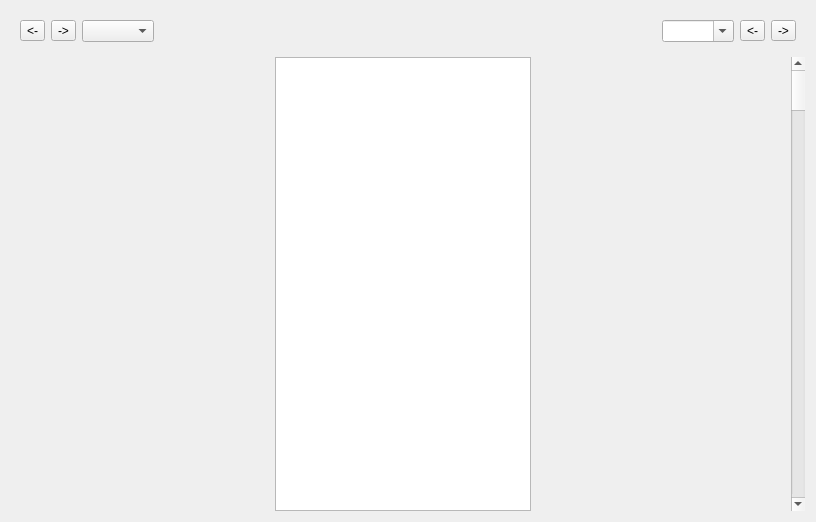
jacquetc/skribisto, file src/plume/gui/writingzone/writing_zone.ui: the form before one commit.
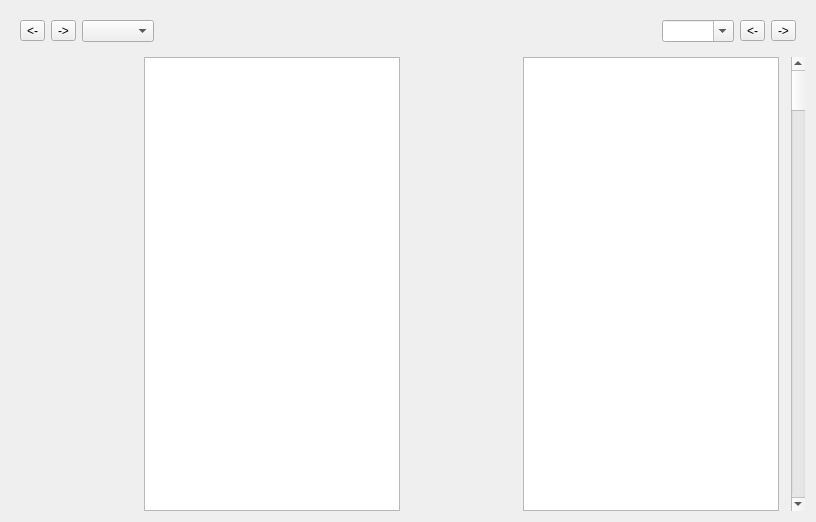
The form after the commit. Custom widgets are drawn as their Qt base class.

Commit message: implement a second version of minimap with a QTextBrowser

What changed in the file:
```diff
--- a/src/plume/gui/writingzone/writing_zone.ui
+++ b/src/plume/gui/writingzone/writing_zone.ui
@@ -141,7 +141,11 @@
       </layout>
      </item>
      <item>
-      <widget class="RichTextEdit" name="richTextEdit"/>
+      <widget class="RichTextEdit" name="richTextEdit">
+       <property name="horizontalScrollBarPolicy">
+        <enum>Qt::ScrollBarAlwaysOff</enum>
+       </property>
+      </widget>
      </item>
      <item>
       <widget class="QWidget" name="sizehandle" native="true">
@@ -175,6 +179,9 @@
        </property>
       </spacer>
      </item>
+     <item>
+      <widget class="Minimap2" name="minimap_graphicsView"/>
+     </item>
      <item>
       <widget class="Minimap" name="minimap" native="true"/>
      </item>
@@ -201,6 +208,11 @@
    <header>.minimap.h</header>
    <container>1</container>
   </customwidget>
+  <customwidget>
+   <class>Minimap2</class>
+   <extends>QGraphicsView</extends>
+   <header>.minimap_text_browser.h</header>
+  </customwidget>
  </customwidgets>
  <resources/>
  <connections/>
```
The commit also changes 5 other files.
